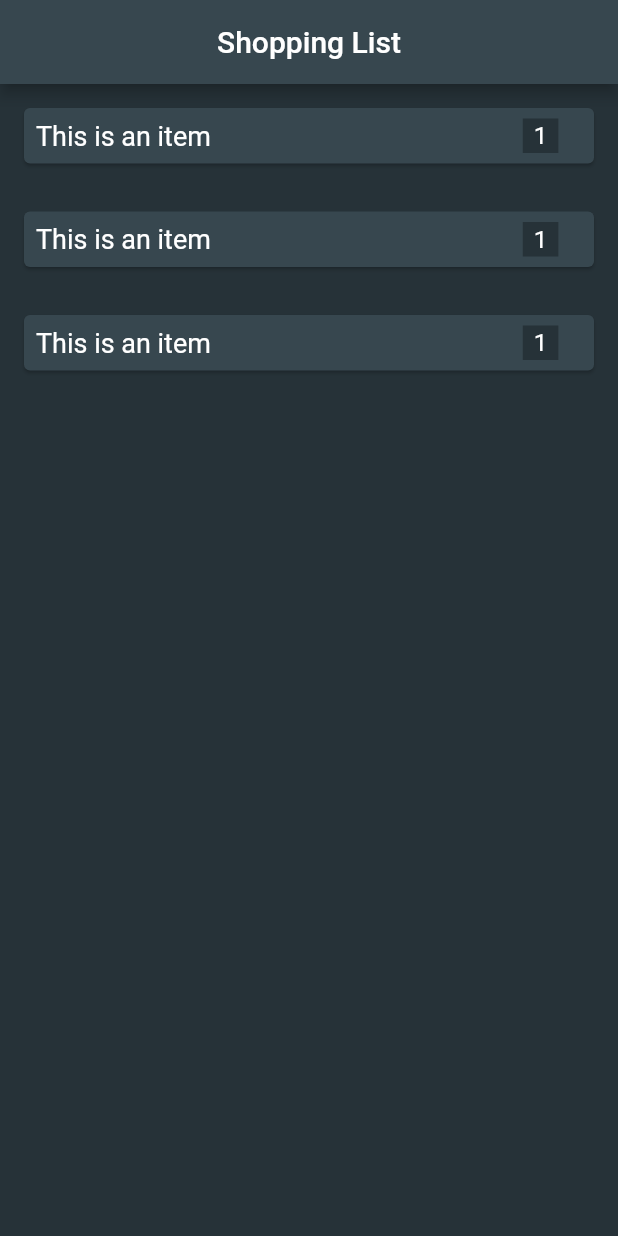
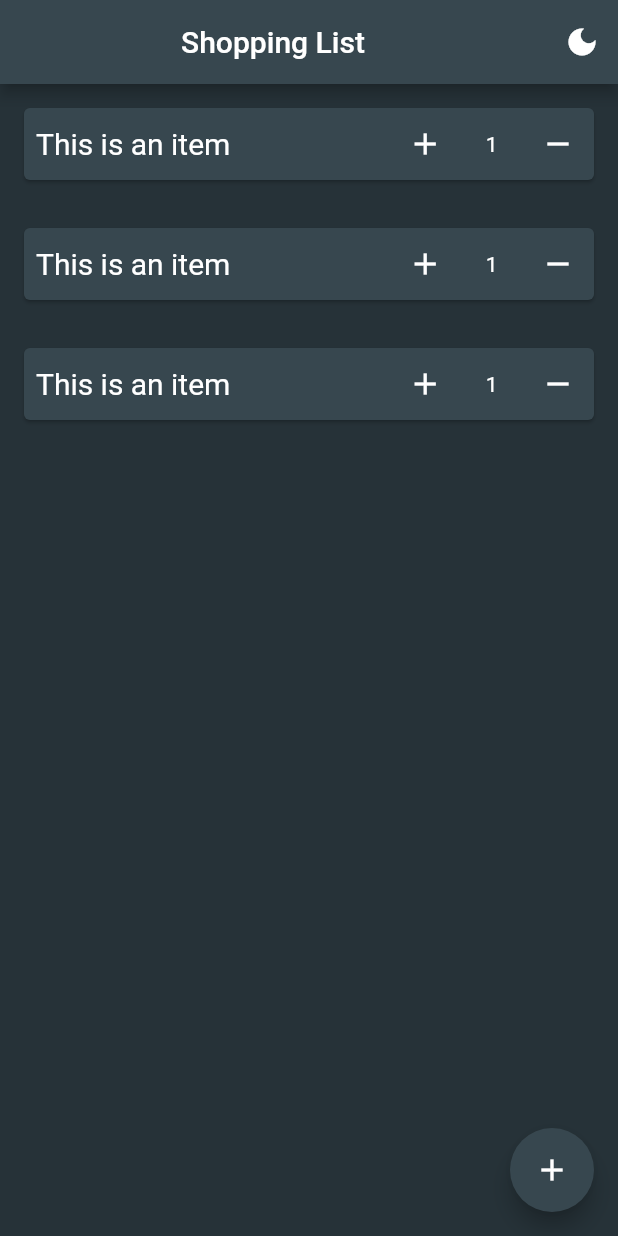
Before and after one commit to Hydraux/lists, a Flutter app: the screen it shows after launch, on a phone screen of 412 x 824 dp. Run offline on Flutter 3.47's test engine with Material 2 defaults, Android fonts, the phone set to English and light mode, and no system bars.

Commit message:
toggleDarkMode

```diff
--- /dev/null
+++ b/lib/Themes/config.dart
@@ -0,0 +1,3 @@
+import 'custom_theme.dart';
+
+CustomTheme currentTheme = CustomTheme();
--- /dev/null
+++ b/lib/Themes/custom_theme.dart
@@ -0,0 +1,30 @@
+import 'package:flutter/material.dart';
+
+class CustomTheme with ChangeNotifier {
+  static bool _isDarkTheme = true;
+  ThemeMode get currentTheme => _isDarkTheme ? ThemeMode.dark : ThemeMode.light;
+
+  void toggleTheme() {
+    _isDarkTheme = !_isDarkTheme;
+    notifyListeners();
+  }
+
+  static ThemeData get lightTheme {
+    return ThemeData(
+      primaryColor: Colors.grey,
+      accentColor: Colors.blue,
+      cardColor: Colors.blue,
+      scaffoldBackgroundColor: Colors.white,
+    );
+  } //lightTheme
+
+  static ThemeData get darkTheme {
+    return ThemeData(
+      accentColor: Colors.blueGrey[800],
+      cardColor: Colors.blueGrey[800],
+      scaffoldBackgroundColor: Colors.blueGrey[900],
+      textTheme: ThemeData.dark().textTheme,
+      iconTheme: ThemeData.dark().iconTheme,
+    );
+  } //darkTheme
+}
--- a/lib/item_card.dart
+++ b/lib/item_card.dart
@@ -1,9 +1,9 @@
 import 'package:flutter/material.dart';
+import 'package:flutter/services.dart';
 import 'Item.dart';
 
 class ItemCard extends StatelessWidget {
-
-  final Item ? item;
+  final Item? item;
   ItemCard({this.item});
 
   @override
@@ -12,7 +12,7 @@ class ItemCard extends StatelessWidget {
   }
 }
 
-class itemCard extends StatelessWidget {
+class itemCard extends StatefulWidget {
   const itemCard({
     Key? key,
     required this.item,
@@ -21,49 +21,59 @@ class itemCard extends StatelessWidget {
   final Item? item;
 
   @override
+  _itemCardState createState() => _itemCardState();
+}
+
+class _itemCardState extends State<itemCard> {
+  get item => widget.item;
+
+  @override
   Widget build(BuildContext context) {
     return Card(
-      color: Colors.blueGrey[800],
+        // color: Colors.blueGrey[800],
         margin: EdgeInsets.fromLTRB(16.0, 16.0, 16.0, 16.0),
         child: Row(
           children: <Widget>[
             Expanded(
-            flex: 14,
+              flex: 6,
               child: Padding(
                 padding: const EdgeInsets.all(8.0),
-              child: Text(
-                  item!.name.toString(),
-                  style: TextStyle(
-                    color: Colors.white,
-                    fontSize: 18.0,
-                  )
+                child: Text(this.item.name, style: TextStyle(fontSize: 20)),
               ),
             ),
+            IconButton(
+              //color: Colors.white,
+              onPressed: () {
+                setState(() {
+                  widget.item!.quantity = (widget.item!.quantity! + 1);
+                });
+              },
+              icon: Icon(Icons.add),
+            ),
+            Expanded(
+              flex: 1,
+              child: Container(
+                  height: 30.0,
+                  //color: Colors.blueGrey[900],
+                  child: Center(
+                    child: Text(
+                      widget.item!.quantity.toString(),
+                      //style: TextStyle(color: Colors.blue)
+                    ),
+                  )),
             ),
 
-
-
-          Expanded(
-            child: Container(
-
-              color: Colors.blueGrey[900],
-                child: Padding(
-                  padding: const EdgeInsets.all(2.0),
-                  child: Center(
-                    child: Text(
-                    item!.quantity.toString(),
-                    style: TextStyle(
-                      fontSize: 16.0,
-                      color: Colors.white,
+            IconButton(
+              //color: Colors.blue,
+              onPressed: () {
+                setState(() {
+                  widget.item!.quantity = (widget.item!.quantity! - 1);
+                });
+              },
+              icon: Icon(Icons.remove),
             ),
-              ),
-                  ),
-                ),
-            ),
-          ),
-          new Spacer(),
+            //new Spacer(),
           ],
-      )
-    );
+        ));
   }
 }
--- a/lib/main.dart
+++ b/lib/main.dart
@@ -1,22 +1,34 @@
 import 'package:flutter/material.dart';
+import 'package:lists/Themes/config.dart';
 import 'shopping_list.dart';
+import 'Themes/custom_theme.dart';
+import 'Themes/config.dart';
 
+void main() => runApp(
+      myApp(),
+    );
 
-void main() => runApp(MaterialApp(
-  home: MyApp(),
-));
+class myApp extends StatefulWidget {
+  @override
+  _myAppState createState() => _myAppState();
+}
 
-class MyApp extends StatelessWidget {
+class _myAppState extends State<myApp> {
+  @override
+  void initState() {
+    super.initState();
+    currentTheme.addListener(() {
+      setState(() {});
+    });
+  }
+
   @override
   Widget build(BuildContext context) {
-    return Scaffold(
-      backgroundColor: Colors.blueGrey[900],
-      appBar: AppBar(
-        backgroundColor: Colors.blueGrey[800],
-        title: Center(child: Text('Shopping List')),
-        ),
-      body: ShoppingList(),
-
+    return MaterialApp(
+      home: ShoppingList(),
+      theme: CustomTheme.lightTheme,
+      darkTheme: CustomTheme.darkTheme,
+      themeMode: currentTheme.currentTheme,
     );
   }
 }
--- a/lib/shopping_list.dart
+++ b/lib/shopping_list.dart
@@ -1,7 +1,7 @@
 import 'package:flutter/material.dart';
+import 'package:lists/Themes/config.dart';
 import 'Item.dart';
 import 'item_card.dart';
-
 
 class ShoppingList extends StatefulWidget {
   @override
@@ -9,34 +9,56 @@ class ShoppingList extends StatefulWidget {
 }
 
 class _ShoppingListState extends State<ShoppingList> {
-
   List<Item> shoppingList = [
     Item(name: 'This is an item', quantity: 1),
     Item(name: 'This is an item', quantity: 1),
     Item(name: 'This is an item', quantity: 1),
   ];
 
-
+  void addItem() {
+    setState(() {
+      shoppingList.add(Item(name: 'added', quantity: 2));
+    });
+  }
 
   @override
   Widget build(BuildContext context) {
-    return ListView.builder(
+    return Scaffold(
+      //backgroundColor: Colors.blueGrey[900],
+      appBar: AppBar(
+          backgroundColor: Theme.of(context).colorScheme.secondary,
+          title: Center(child: Text('Shopping List')),
+          actions: <Widget>[
+            IconButton(
+              onPressed: () {
+                currentTheme.toggleTheme();
+              },
+              icon: Icon(Icons.dark_mode),
+            )
+          ]),
+      body: ListView.builder(
           itemCount: shoppingList.length,
-        itemBuilder: (context, index){
-          final item = shoppingList[index];
+          itemBuilder: (context, index) {
             return Dismissible(
-            key: Key(item.toString()),
-            onDismissed: (direction){
-              setState((){
+              key: UniqueKey(),
+              direction: DismissDirection.startToEnd,
+              onDismissed: (direction) {
+                setState(() {
                   shoppingList.removeAt(index);
                 });
               },
               child: itemCard(
                 item: shoppingList[index],
               ),
-
             );
-        }
+          }),
+      floatingActionButton: FloatingActionButton(
+        onPressed: () {
+          addItem();
+        },
+        child: Icon(Icons.add),
+        //backgroundColor: Colors.blueGrey[800],
+      ),
     );
   }
 }
```
Lines whose indentation alone changed are shown as unchanged.
